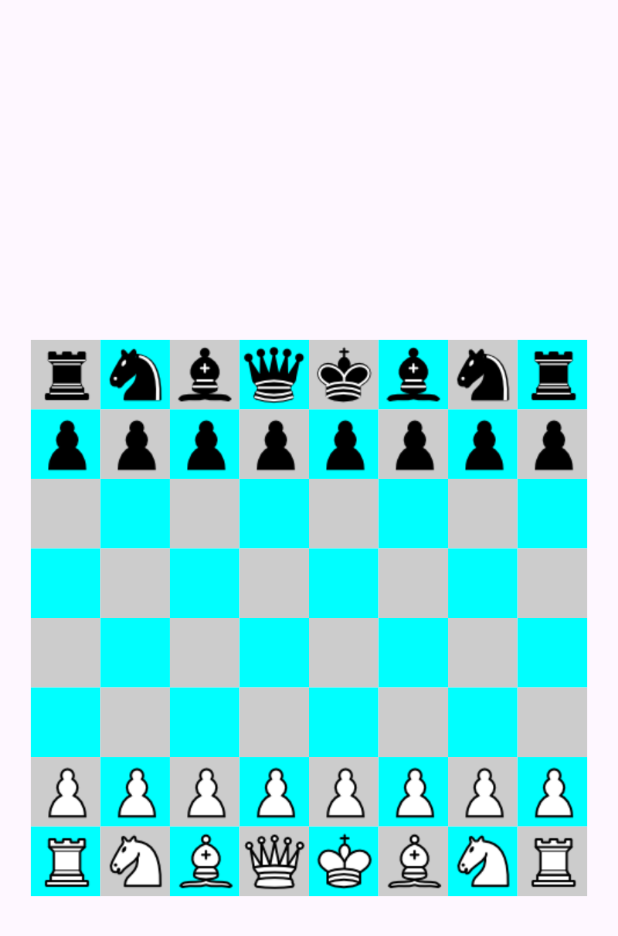
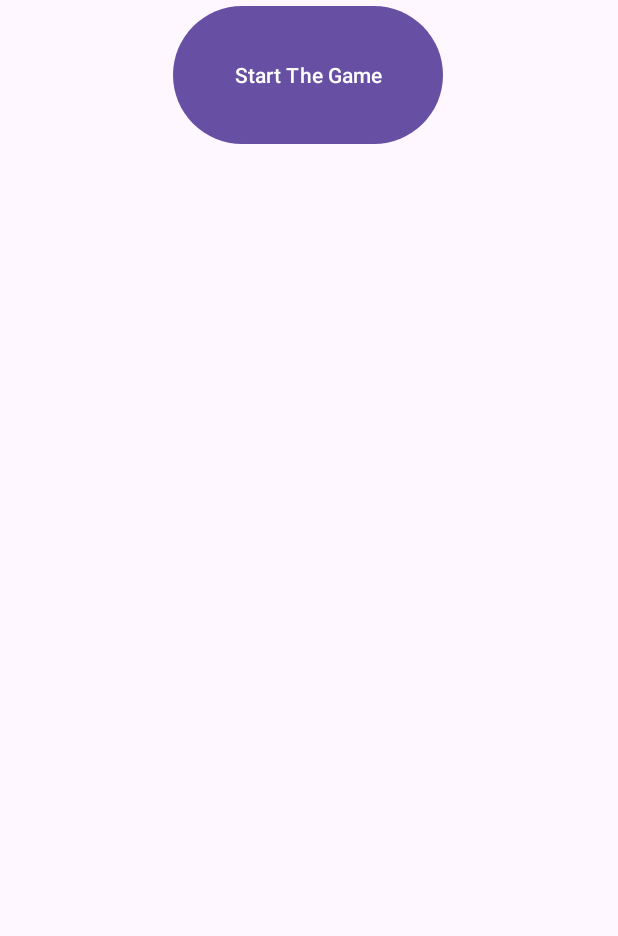
Before and after one commit to Feq149/szachy_mobilne_2, an Android app: the screen it shows after launch (MainActivity before the commit, main_menu after it), on a phone screen of 412 x 824 dp. Shown: the top 936 px of the screen. Run offline under Robolectric (Android 15) with nearby library versions, the phone set to English and light mode, and no system bars.

Commit message:
main menu done

```diff
--- a/app/src/main/java/com/example/szachy_mobilne_2/View/ChessView.kt
+++ b/app/src/main/java/com/example/szachy_mobilne_2/View/ChessView.kt
@@ -41,6 +41,12 @@ class ChessView(context: Context?, attrs: AttributeSet?) : View(context,attrs) {
         dark_color.color = Color.CYAN
         drawBoard(canvas)
         drawPiecesAtBoard(canvas,gameController.game.board)
+    }
+
+    override fun onMeasure(widthMeasureSpec: Int, heightMeasureSpec: Int) {
+        super.onMeasure(widthMeasureSpec, heightMeasureSpec)
+        val smaller = min(widthMeasureSpec,heightMeasureSpec)
+        setMeasuredDimension(smaller,smaller)
     }
     fun prepareScale(canvas : Canvas) {
         val scale = 0.9f
--- /dev/null
+++ b/app/src/main/java/com/example/szachy_mobilne_2/main_menu.kt
@@ -0,0 +1,27 @@
+package com.example.szachy_mobilne_2
+
+import android.content.Intent
+import android.os.Bundle
+import android.view.View
+import android.widget.Button
+import androidx.activity.enableEdgeToEdge
+import androidx.appcompat.app.AppCompatActivity
+import androidx.core.view.ViewCompat
+import androidx.core.view.WindowInsetsCompat
+
+class main_menu : AppCompatActivity() {
+    override fun onCreate(savedInstanceState: Bundle?) {
+        super.onCreate(savedInstanceState)
+
+        setContentView(R.layout.activity_main_menu)
+        configurePlayGameButton()
+    }
+
+    fun configurePlayGameButton() {
+        val button = findViewById<Button>(R.id.game_button)
+        button.setOnClickListener {
+            val intent =  Intent(this,MainActivity::class.java)
+            startActivity(intent)
+        }
+    }
+}
--- /dev/null
+++ b/app/src/main/res/layout/activity_main_menu.xml
@@ -0,0 +1,19 @@
+<?xml version="1.0" encoding="utf-8"?>
+<androidx.constraintlayout.widget.ConstraintLayout xmlns:android="http://schemas.android.com/apk/res/android"
+    xmlns:app="http://schemas.android.com/apk/res-auto"
+    xmlns:tools="http://schemas.android.com/tools"
+    android:id="@+id/main"
+    android:layout_width="match_parent"
+    android:layout_height="match_parent"
+    tools:context=".main_menu">
+
+    <Button
+        android:id="@+id/game_button"
+        android:layout_width="180dp"
+        android:layout_height="100dp"
+        android:text="Start The Game"
+        app:layout_constraintEnd_toEndOf="parent"
+        app:layout_constraintHorizontal_bias="0.497"
+        app:layout_constraintStart_toStartOf="parent"
+        app:layout_constraintTop_toTopOf="parent" />
+</androidx.constraintlayout.widget.ConstraintLayout>
--- a/app/src/main/res/values/strings.xml
+++ b/app/src/main/res/values/strings.xml
@@ -1,3 +1,4 @@
 <resources>
     <string name="app_name">szachy_mobilne_2</string>
+    <string name="go_to_main_menu">Go to main menu</string>
 </resources>
```
Also changed, not shown: app/src/main/AndroidManifest.xml (+10 -2 lines), app/src/main/java/com/example/szachy_mobilne_2/MainActivity.kt (+9 -0 lines), app/src/main/res/layout/activity_main.xml (+24 -4 lines).
